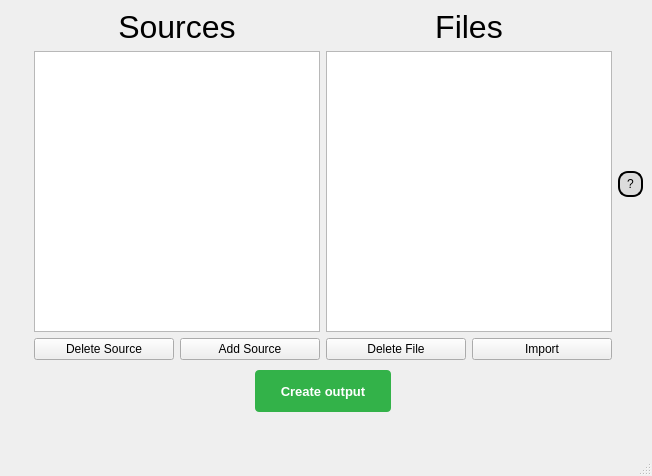
Qt form src/code/uiFile.ui (andrewh1011/project_elevate) before a commit.
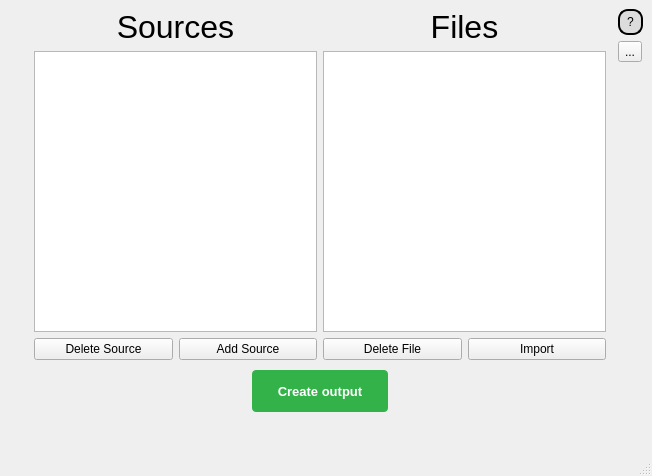
The same form after that commit.

Commit message: simple settings

```diff
--- a/src/code/uiFile.ui
+++ b/src/code/uiFile.ui
@@ -20,56 +20,43 @@
   </property>
   <widget class="QWidget" name="centralwidget">
    <layout class="QGridLayout" name="gridLayout">
-    <item row="0" column="2">
-     <widget class="QPushButton" name="tutorialBtn">
+    <item row="3" column="1" alignment="Qt::AlignHCenter">
+     <widget class="QPushButton" name="startBtn">
       <property name="sizePolicy">
-       <sizepolicy hsizetype="Fixed" vsizetype="Fixed">
+       <sizepolicy hsizetype="Minimum" vsizetype="Expanding">
         <horstretch>0</horstretch>
         <verstretch>0</verstretch>
        </sizepolicy>
       </property>
-      <property name="minimumSize">
+      <property name="maximumSize">
        <size>
-        <width>25</width>
-        <height>25</height>
+        <width>16777215</width>
+        <height>50</height>
        </size>
       </property>
-      <property name="styleSheet">
-       <string notr="true">background-color: #DCDCDC;
-border-style: outset;
-border-width: 2px;
-border-radius: 10px;
-border-color: black;
-padding: 4px;
-color: black;</string>
-      </property>
-      <property name="text">
-       <string>?</string>
-      </property>
-     </widget>
-    </item>
-    <item row="3" column="1" colspan="2">
-     <widget class="QLabel" name="actionLabel">
-      <property name="sizePolicy">
-       <sizepolicy hsizetype="Preferred" vsizetype="Preferred">
-        <horstretch>0</horstretch>
-        <verstretch>0</verstretch>
-       </sizepolicy>
-      </property>
       <property name="font">
        <font>
-        <family>Arial</family>
-        <pointsize>15</pointsize>
+        <pointsize>10</pointsize>
+        <weight>75</weight>
+        <bold>true</bold>
        </font>
       </property>
-      <property name="mouseTracking">
-       <bool>false</bool>
+      <property name="layoutDirection">
+       <enum>Qt::LeftToRight</enum>
+      </property>
+      <property name="styleSheet">
+       <string notr="true">background-color: #33b249;
+border: none;
+color: #FFFFFF;
+border-radius: 4px;
+text-align: center;
+text-decoration: none;
+margin: 4px 2px;
+padding-left: 25px;
+padding-right: 25px;</string>
       </property>
       <property name="text">
-       <string/>
-      </property>
-      <property name="alignment">
-       <set>Qt::AlignCenter</set>
+       <string>Create output</string>
       </property>
      </widget>
     </item>
@@ -209,43 +196,67 @@
       </property>
      </spacer>
     </item>
-    <item row="2" column="1" alignment="Qt::AlignHCenter">
-     <widget class="QPushButton" name="startBtn">
+    <item row="0" column="2">
+     <layout class="QFormLayout" name="formLayout">
+      <item row="1" column="1">
+       <widget class="QPushButton" name="tutorialBtn">
+        <property name="sizePolicy">
+         <sizepolicy hsizetype="Fixed" vsizetype="Fixed">
+          <horstretch>0</horstretch>
+          <verstretch>0</verstretch>
+         </sizepolicy>
+        </property>
+        <property name="minimumSize">
+         <size>
+          <width>25</width>
+          <height>25</height>
+         </size>
+        </property>
+        <property name="styleSheet">
+         <string notr="true">background-color: #DCDCDC;
+border-style: outset;
+border-width: 2px;
+border-radius: 10px;
+border-color: black;
+padding: 4px;
+color: black;</string>
+        </property>
+        <property name="text">
+         <string>?</string>
+        </property>
+       </widget>
+      </item>
+      <item row="2" column="1">
+       <widget class="QToolButton" name="settingsBtn">
+        <property name="text">
+         <string>...</string>
+        </property>
+       </widget>
+      </item>
+     </layout>
+    </item>
+    <item row="4" column="1">
+     <widget class="QLabel" name="actionLabel">
       <property name="sizePolicy">
-       <sizepolicy hsizetype="Minimum" vsizetype="Expanding">
+       <sizepolicy hsizetype="Preferred" vsizetype="Preferred">
         <horstretch>0</horstretch>
         <verstretch>0</verstretch>
        </sizepolicy>
       </property>
-      <property name="maximumSize">
-       <size>
-        <width>16777215</width>
-        <height>50</height>
-       </size>
-      </property>
       <property name="font">
        <font>
-        <pointsize>10</pointsize>
-        <weight>75</weight>
-        <bold>true</bold>
+        <family>Arial</family>
+        <pointsize>15</pointsize>
        </font>
       </property>
-      <property name="layoutDirection">
-       <enum>Qt::LeftToRight</enum>
-      </property>
-      <property name="styleSheet">
-       <string notr="true">background-color: #33b249;
-border: none;
-color: #FFFFFF;
-border-radius: 4px;
-text-align: center;
-text-decoration: none;
-margin: 4px 2px;
-padding-left: 25px;
-padding-right: 25px;</string>
+      <property name="mouseTracking">
+       <bool>false</bool>
       </property>
       <property name="text">
-       <string>Create output</string>
+       <string/>
+      </property>
+      <property name="alignment">
+       <set>Qt::AlignCenter</set>
       </property>
      </widget>
     </item>
```
Left out of the diff: 2 changed lines with no effect on the pictures. The commit also changes 8 other files.
